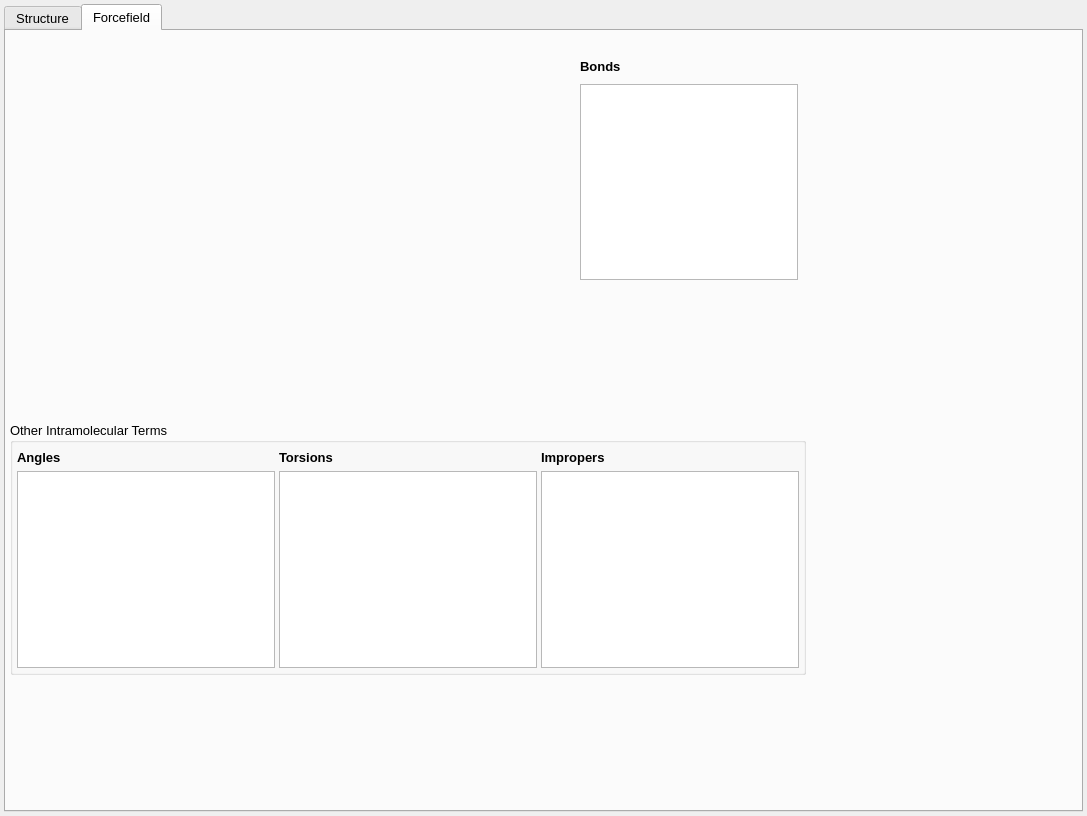
disorderedmaterials/dissolve, file src/gui/speciesTab.ui: the form before one commit.
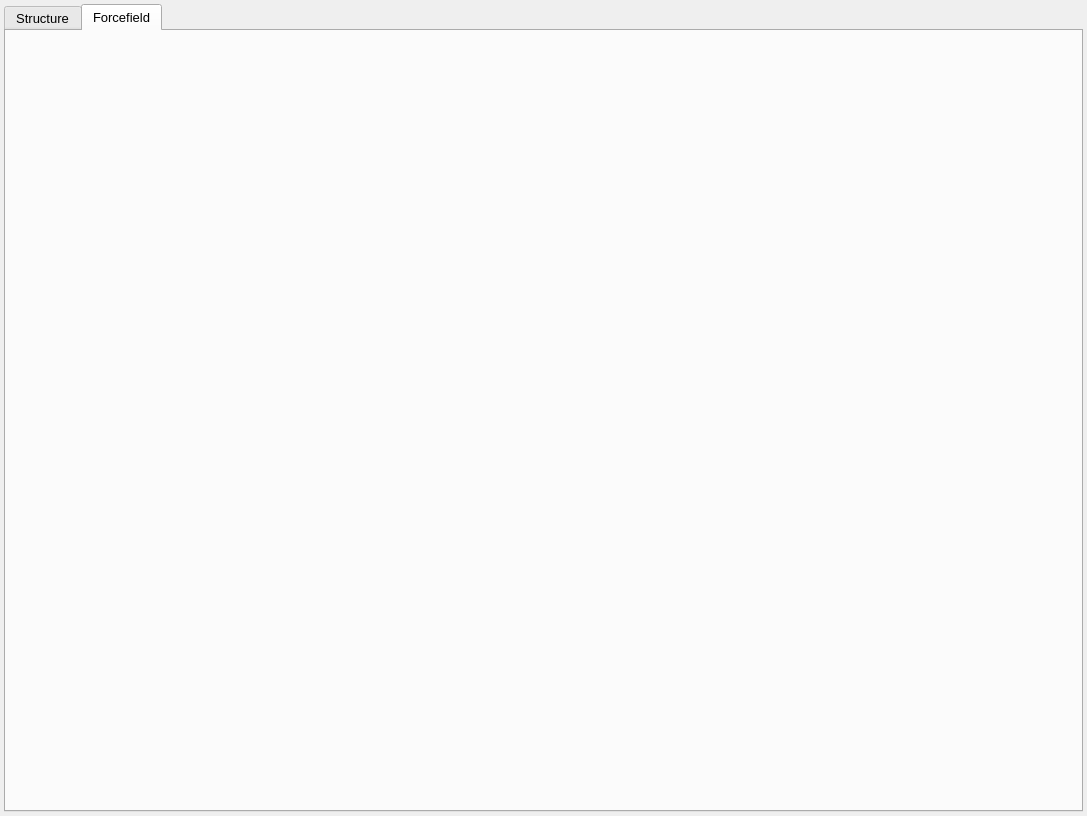
The form after the commit. The open tabs and pages were chosen to show the change. Icons and pictures are not drawn. Custom widgets are drawn as their Qt base class.

Commit message: WIP geometry dialog

```diff
--- a/src/gui/speciesTab.ui
+++ b/src/gui/speciesTab.ui
@@ -1441,261 +1441,6 @@
       <attribute name="title">
        <string>Forcefield</string>
       </attribute>
-      <widget class="QGroupBox" name="ConnectivityIntraGroup">
-       <property name="geometry">
-        <rect>
-         <x>4</x>
-         <y>391</y>
-         <width>796</width>
-         <height>253</height>
-        </rect>
-       </property>
-       <property name="title">
-        <string>Other Intramolecular Terms</string>
-       </property>
-       <layout class="QHBoxLayout" name="horizontalLayout_3">
-        <property name="spacing">
-         <number>4</number>
-        </property>
-        <property name="leftMargin">
-         <number>4</number>
-        </property>
-        <property name="topMargin">
-         <number>4</number>
-        </property>
-        <property name="rightMargin">
-         <number>4</number>
-        </property>
-        <property name="bottomMargin">
-         <number>4</number>
-        </property>
-        <item>
-         <layout class="QVBoxLayout" name="verticalLayout_2">
-          <property name="spacing">
-           <number>4</number>
-          </property>
-          <item>
-           <layout class="QHBoxLayout" name="horizontalLayout_6">
-            <property name="spacing">
-             <number>4</number>
-            </property>
-            <item>
-             <widget class="QLabel" name="AngleLabel">
-              <property name="sizePolicy">
-               <sizepolicy hsizetype="Preferred" vsizetype="Minimum">
-                <horstretch>0</horstretch>
-                <verstretch>0</verstretch>
-               </sizepolicy>
-              </property>
-              <property name="font">
-               <font>
-                <pointsize>10</pointsize>
-                <weight>75</weight>
-                <bold>true</bold>
-               </font>
-              </property>
-              <property name="text">
-               <string>Angles</string>
-              </property>
-             </widget>
-            </item>
-            <item>
-             <spacer name="horizontalSpacer_4">
-              <property name="orientation">
-               <enum>Qt::Horizontal</enum>
-              </property>
-              <property name="sizeHint" stdset="0">
-               <size>
-                <width>40</width>
-                <height>20</height>
-               </size>
-              </property>
-             </spacer>
-            </item>
-           </layout>
-          </item>
-          <item>
-           <widget class="QTableView" name="AngleTable">
-            <property name="showDropIndicator" stdset="0">
-             <bool>false</bool>
-            </property>
-            <property name="dragDropOverwriteMode">
-             <bool>false</bool>
-            </property>
-            <property name="selectionBehavior">
-             <enum>QAbstractItemView::SelectRows</enum>
-            </property>
-            <property name="showGrid">
-             <bool>true</bool>
-            </property>
-            <attribute name="horizontalHeaderVisible">
-             <bool>false</bool>
-            </attribute>
-            <attribute name="horizontalHeaderStretchLastSection">
-             <bool>true</bool>
-            </attribute>
-            <attribute name="verticalHeaderVisible">
-             <bool>false</bool>
-            </attribute>
-            <attribute name="verticalHeaderStretchLastSection">
-             <bool>false</bool>
-            </attribute>
-           </widget>
-          </item>
-         </layout>
-        </item>
-        <item>
-         <layout class="QVBoxLayout" name="verticalLayout_3">
-          <property name="spacing">
-           <number>4</number>
-          </property>
-          <item>
-           <layout class="QHBoxLayout" name="horizontalLayout_7">
-            <property name="spacing">
-             <number>4</number>
-            </property>
-            <item>
-             <widget class="QLabel" name="TorsionLabel">
-              <property name="sizePolicy">
-               <sizepolicy hsizetype="Preferred" vsizetype="Minimum">
-                <horstretch>0</horstretch>
-                <verstretch>0</verstretch>
-               </sizepolicy>
-              </property>
-              <property name="font">
-               <font>
-                <pointsize>10</pointsize>
-                <weight>75</weight>
-                <bold>true</bold>
-               </font>
-              </property>
-              <property name="text">
-               <string>Torsions</string>
-              </property>
-             </widget>
-            </item>
-            <item>
-             <spacer name="horizontalSpacer_5">
-              <property name="orientation">
-               <enum>Qt::Horizontal</enum>
-              </property>
-              <property name="sizeHint" stdset="0">
-               <size>
-                <width>40</width>
-                <height>20</height>
-               </size>
-              </property>
-             </spacer>
-            </item>
-           </layout>
-          </item>
-          <item>
-           <widget class="QTableView" name="TorsionTable">
-            <property name="showDropIndicator" stdset="0">
-             <bool>false</bool>
-            </property>
-            <property name="dragDropOverwriteMode">
-             <bool>false</bool>
-            </property>
-            <property name="selectionBehavior">
-             <enum>QAbstractItemView::SelectRows</enum>
-            </property>
-            <property name="showGrid">
-             <bool>true</bool>
-            </property>
-            <attribute name="horizontalHeaderVisible">
-             <bool>false</bool>
-            </attribute>
-            <attribute name="horizontalHeaderStretchLastSection">
-             <bool>true</bool>
-            </attribute>
-            <attribute name="verticalHeaderVisible">
-             <bool>false</bool>
-            </attribute>
-            <attribute name="verticalHeaderStretchLastSection">
-             <bool>false</bool>
-            </attribute>
-           </widget>
-          </item>
-         </layout>
-        </item>
-        <item>
-         <layout class="QVBoxLayout" name="verticalLayout_11">
-          <property name="spacing">
-           <number>4</number>
-          </property>
-          <item>
-           <layout class="QHBoxLayout" name="horizontalLayout_9">
-            <property name="spacing">
-             <number>4</number>
-            </property>
-            <item>
-             <widget class="QLabel" name="ImproperLabel">
-              <property name="sizePolicy">
-               <sizepolicy hsizetype="Preferred" vsizetype="Minimum">
-                <horstretch>0</horstretch>
-                <verstretch>0</verstretch>
-               </sizepolicy>
-              </property>
-              <property name="font">
-               <font>
-                <pointsize>10</pointsize>
-                <weight>75</weight>
-                <bold>true</bold>
-               </font>
-              </property>
-              <property name="text">
-               <string>Impropers</string>
-              </property>
-             </widget>
-            </item>
-            <item>
-             <spacer name="horizontalSpacer_7">
-              <property name="orientation">
-               <enum>Qt::Horizontal</enum>
-              </property>
-              <property name="sizeHint" stdset="0">
-               <size>
-                <width>40</width>
-                <height>20</height>
-               </size>
-              </property>
-             </spacer>
-            </item>
-           </layout>
-          </item>
-          <item>
-           <widget class="QTableView" name="ImproperTable">
-            <property name="showDropIndicator" stdset="0">
-             <bool>false</bool>
-            </property>
-            <property name="dragDropOverwriteMode">
-             <bool>false</bool>
-            </property>
-            <property name="selectionBehavior">
-             <enum>QAbstractItemView::SelectRows</enum>
-            </property>
-            <property name="showGrid">
-             <bool>true</bool>
-            </property>
-            <attribute name="horizontalHeaderVisible">
-             <bool>false</bool>
-            </attribute>
-            <attribute name="horizontalHeaderStretchLastSection">
-             <bool>true</bool>
-            </attribute>
-            <attribute name="verticalHeaderVisible">
-             <bool>false</bool>
-            </attribute>
-            <attribute name="verticalHeaderStretchLastSection">
-             <bool>false</bool>
-            </attribute>
-           </widget>
-          </item>
-         </layout>
-        </item>
-       </layout>
-      </widget>
       <widget class="QWidget" name="AtomsWidget" native="true">
        <property name="geometry">
         <rect>
@@ -1729,119 +1474,6 @@
         </property>
        </layout>
       </widget>
-      <widget class="QWidget" name="BondsWidget" native="true">
-       <property name="geometry">
-        <rect>
-         <x>574</x>
-         <y>21</y>
-         <width>218</width>
-         <height>228</height>
-        </rect>
-       </property>
-       <property name="sizePolicy">
-        <sizepolicy hsizetype="Expanding" vsizetype="Preferred">
-         <horstretch>1</horstretch>
-         <verstretch>0</verstretch>
-        </sizepolicy>
-       </property>
-       <layout class="QVBoxLayout" name="verticalLayout">
-        <property name="spacing">
-         <number>4</number>
-        </property>
-        <property name="leftMargin">
-         <number>0</number>
-        </property>
-        <property name="topMargin">
-         <number>0</number>
-        </property>
-        <property name="rightMargin">
-         <number>0</number>
-        </property>
-        <property name="bottomMargin">
-         <number>0</number>
-        </property>
-        <item>
-         <layout class="QHBoxLayout" name="horizontalLayout_5">
-          <property name="spacing">
-           <number>4</number>
-          </property>
-          <item>
-           <widget class="QLabel" name="BondLabel">
-            <property name="sizePolicy">
-             <sizepolicy hsizetype="Preferred" vsizetype="Minimum">
-              <horstretch>0</horstretch>
-              <verstretch>0</verstretch>
-             </sizepolicy>
-            </property>
-            <property name="minimumSize">
-             <size>
-              <width>0</width>
-              <height>28</height>
-             </size>
-            </property>
-            <property name="font">
-             <font>
-              <pointsize>10</pointsize>
-              <weight>75</weight>
-              <bold>true</bold>
-             </font>
-            </property>
-            <property name="text">
-             <string>Bonds</string>
-            </property>
-           </widget>
-          </item>
-          <item>
-           <spacer name="horizontalSpacer_3">
-            <property name="orientation">
-             <enum>Qt::Horizontal</enum>
-            </property>
-            <property name="sizeHint" stdset="0">
-             <size>
-              <width>40</width>
-              <height>20</height>
-             </size>
-            </property>
-           </spacer>
-          </item>
-         </layout>
-        </item>
-        <item>
-         <widget class="QTableView" name="BondTable">
-          <property name="sizePolicy">
-           <sizepolicy hsizetype="Expanding" vsizetype="Expanding">
-            <horstretch>0</horstretch>
-            <verstretch>1</verstretch>
-           </sizepolicy>
-          </property>
-          <property name="showDropIndicator" stdset="0">
-           <bool>false</bool>
-          </property>
-          <property name="dragDropOverwriteMode">
-           <bool>false</bool>
-          </property>
-          <property name="selectionBehavior">
-           <enum>QAbstractItemView::SelectRows</enum>
-          </property>
-          <property name="showGrid">
-           <bool>true</bool>
-          </property>
-          <attribute name="horizontalHeaderVisible">
-           <bool>false</bool>
-          </attribute>
-          <attribute name="horizontalHeaderStretchLastSection">
-           <bool>true</bool>
-          </attribute>
-          <attribute name="verticalHeaderVisible">
-           <bool>false</bool>
-          </attribute>
-          <attribute name="verticalHeaderStretchLastSection">
-           <bool>false</bool>
-          </attribute>
-         </widget>
-        </item>
-       </layout>
-      </widget>
      </widget>
     </widget>
    </item>
```
Left out of the diff: 42 changed lines with no effect on the pictures. The commit also changes 7 other files.
